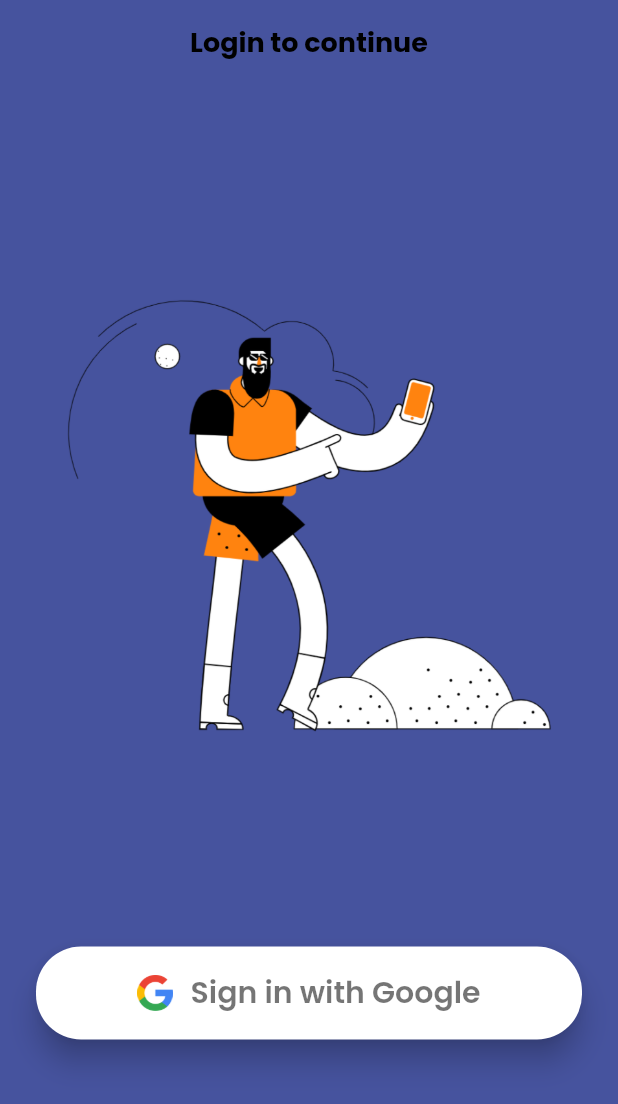
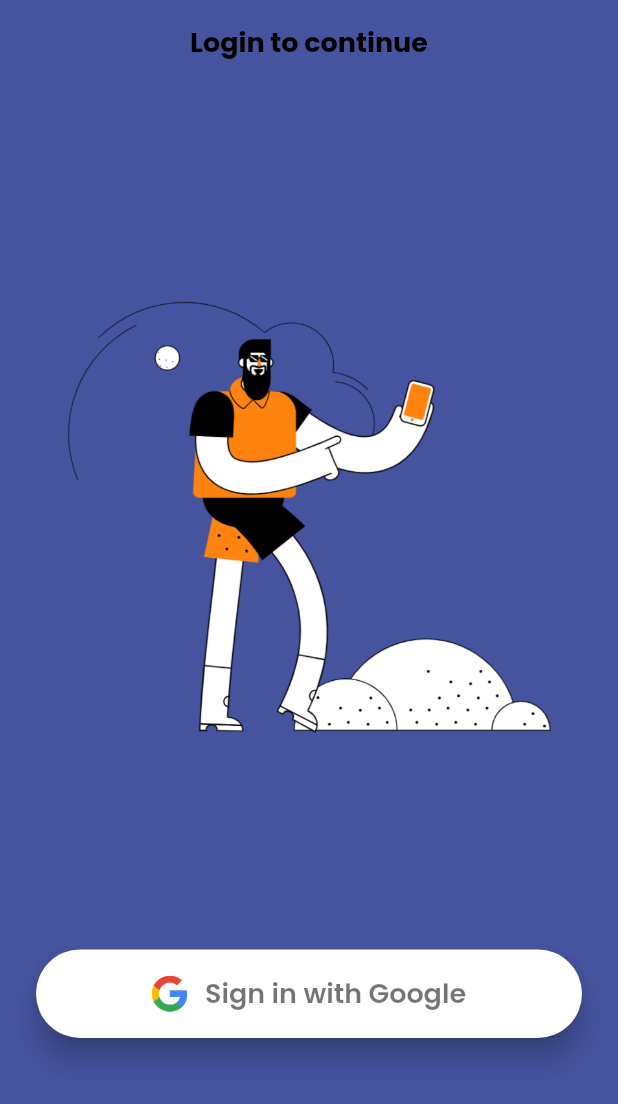
Before and after one commit to Jerinji2016/Yodo, a Flutter app: the screen it shows after launch, on a phone screen of 412 x 824 dp. Shown: the top 1104 px of the screen. Run offline on Flutter 3.47's test engine with Material 2 defaults, Android fonts, the phone set to English and light mode, and no system bars; our stand-ins replace cloud_firestore, firebase_auth, firebase_core, google_sign_in, shared_preferences; accounts and stored records are empty.

Commit message:
sign in page changes

```diff
--- a/lib/widgets/google_sign_in_button.dart
+++ b/lib/widgets/google_sign_in_button.dart
@@ -62,7 +62,13 @@ class _GoogleSignInButtonState extends State<GoogleSignInButton> {
                 CircularProgressIndicator(),
                 Padding(
                   padding: EdgeInsets.symmetric(vertical: 16.0),
-                  child: Text("Authenticating"),
+                  child: Text(
+                    "Authenticating",
+                    style: TextStyle(
+                      color: Colors.white,
+                      fontWeight: FontWeight.w500,
+                    ),
+                  ),
                 ),
               ],
             )
@@ -80,7 +86,7 @@ class _GoogleSignInButtonState extends State<GoogleSignInButton> {
                   Radius.circular(30.0),
                 ),
                 child: Padding(
-                  padding: const EdgeInsets.symmetric(vertical: 16.0, horizontal: 24.0),
+                  padding: const EdgeInsets.symmetric(vertical: 16.0, horizontal: 20.0),
                   child: Row(
                     mainAxisAlignment: MainAxisAlignment.center,
                     children: const [
@@ -93,7 +99,7 @@ class _GoogleSignInButtonState extends State<GoogleSignInButton> {
                         child: Text(
                           'Sign in with Google',
                           style: TextStyle(
-                            fontSize: 20,
+                            fontSize: 18,
                             color: Colors.black54,
                             fontWeight: FontWeight.w600,
                           ),
```
